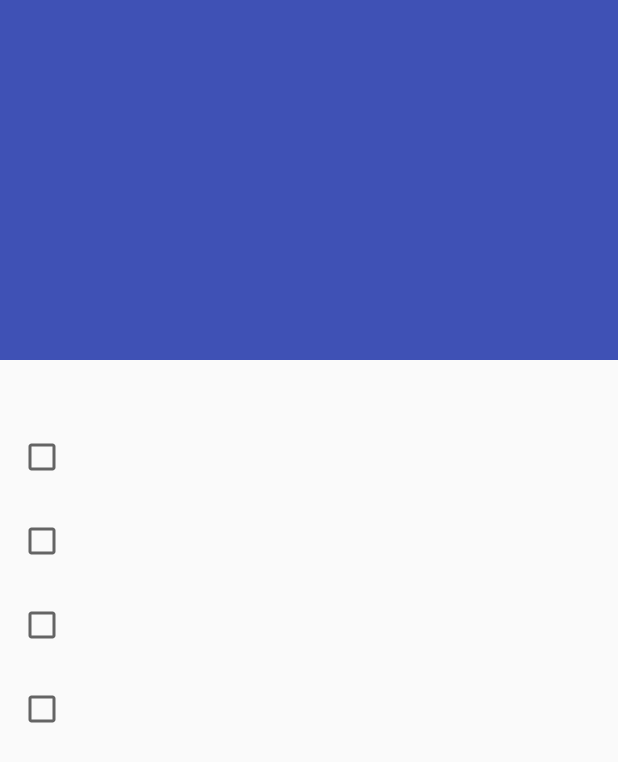
After one commit to ishaanj/CouponAndroid, an Android app: the layout coupon_type_multiple.xml on its own in the app's theme, with its tools: preview values and no code run, on a phone screen of 412 x 824 dp. The commit adds this screen. Shown: the top 762 px of the screen. Run offline under Robolectric (Android 15) with nearby library versions, the phone set to English and light mode, and no system bars.

Commit message:
Updated DB. Added images and layouts

```diff
--- a/app/src/main/java/com/hzs/couponandroid/database/CouponDB.java
+++ b/app/src/main/java/com/hzs/couponandroid/database/CouponDB.java
@@ -18,6 +18,7 @@ public class CouponDB extends SQLiteOpenHelper {
     // Main table which contains coupon data
     public static final String TABLE_COUPONS = "COUPONS";
     public static final String COL_ID = "_ID";
+    public static final String COL_COUPON_TYPE = "C_TYPE";
     public static final String COL_COUPON_VENDER_ID = "C_VEND_ID";
     public static final String COL_COUPON_NAME = "C_NAME";
     public static final String COL_COUPON_IMG = "C_IMG";
@@ -33,6 +34,7 @@ public class CouponDB extends SQLiteOpenHelper {
 
     private static final String CREATE_TABLE_COUPONS = "CREATE TABLE " + TABLE_COUPONS + "(" +
                                 COL_ID + " INTEGER PRIMARY KEY AUTOINCREMENT, " +
+                                COL_COUPON_TYPE + " INTEGER, " +
                                 COL_COUPON_VENDER_ID + " INTEGER, " +
                                 COL_COUPON_NAME + " TEXT NULL, " +
                                 COL_COUPON_HEADER + " TEXT NULL, " +
--- /dev/null
+++ b/app/src/main/res/layout/coupon_type_multiple.xml
@@ -0,0 +1,65 @@
+<?xml version="1.0" encoding="utf-8"?>
+<RelativeLayout xmlns:android="http://schemas.android.com/apk/res/android"
+    android:layout_width="match_parent" android:layout_height="match_parent">
+
+    <ImageView
+        android:layout_width="match_parent"
+        android:layout_height="240dp"
+        android:id="@+id/coupon_img"
+        android:layout_alignParentTop="true"
+        android:layout_alignParentLeft="true"
+        android:layout_alignParentStart="true"
+        android:layout_alignParentEnd="true"
+        android:src="@color/colorPrimary"
+        android:layout_alignParentRight="true" />
+
+    <TextView
+        android:layout_width="match_parent"
+        android:layout_height="wrap_content"
+        android:textAppearance="?android:attr/textAppearanceMedium"
+        android:id="@+id/coupon_header"
+        android:layout_below="@+id/coupon_img"
+        android:layout_alignParentLeft="true"
+        android:layout_alignParentStart="true"
+        android:layout_marginTop="12dp"
+        android:textSize="18sp" />
+
+    <CheckBox
+        android:layout_width="match_parent"
+        android:layout_height="wrap_content"
+        android:id="@+id/coupon_choice_yes"
+        android:layout_below="@+id/coupon_header"
+        android:layout_alignParentLeft="true"
+        android:layout_alignParentStart="true"
+        android:layout_marginTop="24dp"
+        android:layout_margin="12dp" />
+
+    <CheckBox
+        android:layout_width="match_parent"
+        android:layout_height="wrap_content"
+        android:id="@+id/coupon_choice_no"
+        android:layout_below="@+id/coupon_choice_yes"
+        android:layout_alignParentLeft="true"
+        android:layout_alignParentStart="true"
+        android:layout_margin="12dp" />
+
+    <CheckBox
+        android:layout_width="match_parent"
+        android:layout_height="wrap_content"
+        android:id="@+id/coupon_choice_3"
+        android:layout_below="@+id/coupon_choice_no"
+        android:layout_alignParentLeft="true"
+        android:layout_alignParentStart="true"
+        android:layout_margin="12dp" />
+
+    <CheckBox
+        android:layout_width="match_parent"
+        android:layout_height="wrap_content"
+        android:id="@+id/coupon_choice_4"
+        android:layout_below="@+id/coupon_choice_3"
+        android:layout_alignParentLeft="true"
+        android:layout_alignParentStart="true"
+        android:layout_margin="12dp" />
+
+
+</RelativeLayout>
--- a/app/src/main/res/values/strings.xml
+++ b/app/src/main/res/values/strings.xml
@@ -5,4 +5,5 @@
     <string name="navigation_drawer_close">Close navigation drawer</string>
 
     <string name="action_settings">Settings</string>
+    <string name="submit">Submit</string>
 </resources>
```
Also changed, not shown: app/src/main/res/layout/coupon_type_rate.xml (added, +37 -0 lines), app/src/main/res/layout/coupon_type_single.xml (added, +64 -0 lines), app/src/main/res/layout/coupon_type_yesno.xml (added, +54 -0 lines), app/src/main/res/menu/menu_choice.xml (added, +11 -0 lines), app/src/main/res/drawable-hdpi/ic_submit.png (added), app/src/main/res/drawable-mdpi/ic_submit.png (added), app/src/main/res/drawable-xhdpi/ic_submit.png (added), app/src/main/res/drawable-xxhdpi/ic_submit.png (added), app/src/main/res/drawable-xxxhdpi/ic_submit.png (added).
